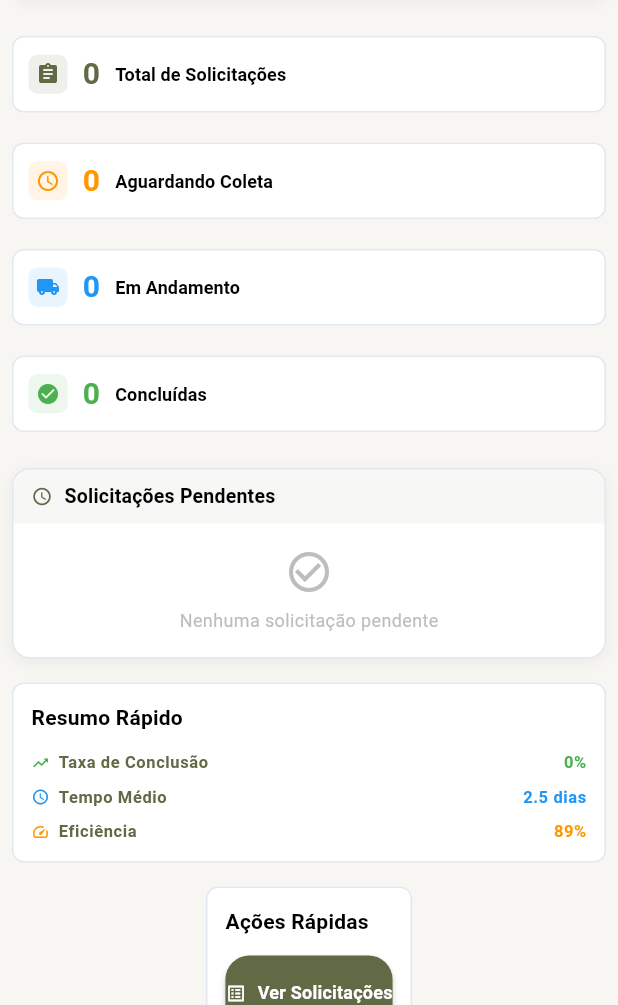
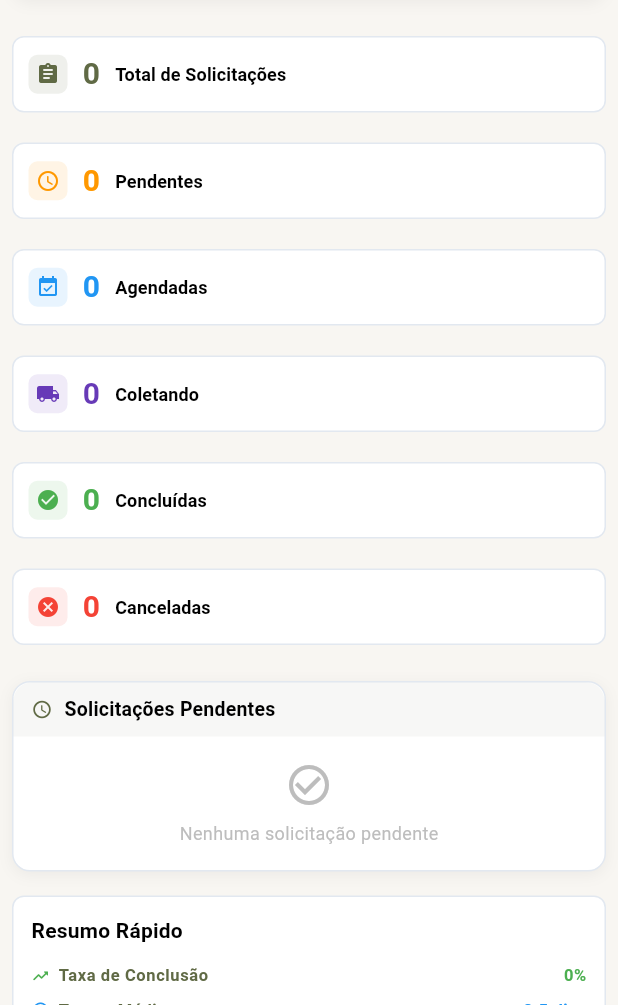
Before and after one commit to brunmdesv/rucopi, a Flutter app: the DashboardHomePage screen opened by its route, on a phone screen of 412 x 824 dp, the part 231-1236 px from its top. Run offline on Flutter 3.47's test engine with Material 3 defaults, Android fonts, the phone set to English and light mode, and no system bars; our stand-ins replace flutter_dotenv, go_router, image_picker, photo_view, shared_preferences, supabase_flutter; accounts and stored records are empty; network calls fail.

Commit message:
✨ Padronização dos status de solicitação em todo o código, incluindo as páginas `dashboard_home_page.dart`, `solicitacoes_page.dart`, `detalhes_solicitacao_dialog.dart`, e `detalhes_solicitacao_page.dart`. Alterações nos nomes e ícones dos status para melhorar a consistência e a legibilidade, além de ajustes no layout e na apresentação das informações, aprimorando a usabilidade do aplicativo.

```diff
--- a/dashboard/rucopi_dashboard/lib/pages/dashboard_home_page.dart
+++ b/dashboard/rucopi_dashboard/lib/pages/dashboard_home_page.dart
@@ -418,11 +418,17 @@ class _DashboardContentState extends State<_DashboardContent> {
         final pendentes = solicitacoes
             .where((s) => s['status'] == 'pendente')
             .length;
-        final andamento = solicitacoes
-            .where((s) => s['status'] == 'em andamento')
+        final agendadas = solicitacoes
+            .where((s) => s['status'] == 'agendada')
+            .length;
+        final coletando = solicitacoes
+            .where((s) => s['status'] == 'coletando')
             .length;
         final concluidas = solicitacoes
-            .where((s) => s['status'] == 'concluida')
+            .where((s) => s['status'] == 'concluido')
+            .length;
+        final canceladas = solicitacoes
+            .where((s) => s['status'] == 'cancelado')
             .length;
         final solicitacoesRecentes = solicitacoes.take(8).toList();
         // Responsividade: padding menor em telas pequenas
@@ -449,8 +455,10 @@ class _DashboardContentState extends State<_DashboardContent> {
                   width,
                   total,
                   pendentes,
-                  andamento,
+                  agendadas,
+                  coletando,
                   concluidas,
+                  canceladas,
                 ),
                 const SizedBox(height: 24),
                 _buildMainContentResponsive(
@@ -475,10 +483,12 @@ class _DashboardContentState extends State<_DashboardContent> {
     double width,
     int total,
     int pendentes,
-    int andamento,
+    int agendadas,
+    int coletando,
     int concluidas,
+    int canceladas,
   ) {
-    int crossAxisCount = 4;
+    int crossAxisCount = 5;
     if (width < 1100) crossAxisCount = 2;
     if (width < 700) crossAxisCount = 1;
     return LayoutBuilder(
@@ -508,7 +518,7 @@ class _DashboardContentState extends State<_DashboardContent> {
             SizedBox(
               width: cardWidth,
               child: _buildStatCard(
-                title: 'Aguardando Coleta',
+                title: 'Pendentes',
                 value: pendentes,
                 icon: Icons.access_time_rounded,
                 color: const Color(0xFFFF9800),
@@ -520,10 +530,22 @@ class _DashboardContentState extends State<_DashboardContent> {
             SizedBox(
               width: cardWidth,
               child: _buildStatCard(
-                title: 'Em Andamento',
-                value: andamento,
-                icon: Icons.local_shipping_rounded,
+                title: 'Agendadas',
+                value: agendadas,
+                icon: Icons.event_available,
                 color: const Color(0xFF2196F3),
+                theme: theme,
+                isDark: isDark,
+                width: width,
+              ),
+            ),
+            SizedBox(
+              width: cardWidth,
+              child: _buildStatCard(
+                title: 'Coletando',
+                value: coletando,
+                icon: Icons.local_shipping,
+                color: const Color(0xFF673AB7),
                 theme: theme,
                 isDark: isDark,
                 width: width,
@@ -534,8 +556,20 @@ class _DashboardContentState extends State<_DashboardContent> {
               child: _buildStatCard(
                 title: 'Concluídas',
                 value: concluidas,
-                icon: Icons.check_circle_rounded,
+                icon: Icons.check_circle,
                 color: const Color(0xFF4CAF50),
+                theme: theme,
+                isDark: isDark,
+                width: width,
+              ),
+            ),
+            SizedBox(
+              width: cardWidth,
+              child: _buildStatCard(
+                title: 'Canceladas',
+                value: canceladas,
+                icon: Icons.cancel,
+                color: const Color(0xFFF44336),
                 theme: theme,
                 isDark: isDark,
                 width: width,
@@ -1098,72 +1132,6 @@ class _DashboardContentState extends State<_DashboardContent> {
     );
   }
 
-  Widget _buildQuickActions(ThemeData theme, bool isDark, double width) {
-    return Container(
-      padding: EdgeInsets.all(width < 600 ? 12 : 20),
-      decoration: BoxDecoration(
-        color: isDark ? const Color(0xFF1A1A1A) : Colors.white,
-        borderRadius: BorderRadius.circular(width < 600 ? 8 : 12),
-        border: Border.all(
-          color: isDark ? const Color(0xFF2A2A2A) : const Color(0xFFE2E8F0),
-          width: 1,
-        ),
-      ),
-      child: Column(
-        crossAxisAlignment: CrossAxisAlignment.start,
-        children: [
-          Text(
-            'Ações Rápidas',
-            style: theme.textTheme.titleMedium?.copyWith(
-              fontWeight: FontWeight.bold,
-              fontSize: width < 600 ? 14 : null,
-            ),
-          ),
-          const SizedBox(height: 12),
-          ElevatedButton.icon(
-            onPressed: () {},
-            icon: Icon(Icons.list_alt_rounded, size: width < 600 ? 14 : 18),
-            label: Text(
-              'Ver Solicitações',
-              style: TextStyle(fontSize: width < 600 ? 12 : null),
-            ),
-            style: ElevatedButton.styleFrom(
-              padding: const EdgeInsets.symmetric(vertical: 16),
-              backgroundColor: theme.colorScheme.primary,
-              foregroundColor: Colors.white,
-              textStyle: theme.textTheme.titleMedium?.copyWith(
-                fontWeight: FontWeight.bold,
-              ),
-              shape: RoundedRectangleBorder(
-                borderRadius: BorderRadius.circular(AppRadius.button),
-              ),
-            ),
-          ),
-          const SizedBox(height: 8),
-          ElevatedButton.icon(
-            onPressed: () {},
-            icon: Icon(Icons.refresh_rounded, size: width < 600 ? 14 : 18),
-            label: Text(
-              'Atualizar Dados',
-              style: TextStyle(fontSize: width < 600 ? 12 : null),
-            ),
-            style: ElevatedButton.styleFrom(
-              padding: const EdgeInsets.symmetric(vertical: 16),
-              backgroundColor: theme.colorScheme.primary,
-              foregroundColor: Colors.white,
-              textStyle: theme.textTheme.titleMedium?.copyWith(
-                fontWeight: FontWeight.bold,
-              ),
-              shape: RoundedRectangleBorder(
-                borderRadius: BorderRadius.circular(AppRadius.button),
-              ),
-            ),
-          ),
-        ],
-      ),
-    );
-  }
-
   Widget _buildEmptyStateCompact(ThemeData theme) {
     return Center(
       child: Column(
@@ -1189,13 +1157,13 @@ class _DashboardContentState extends State<_DashboardContent> {
 
   Map<String, dynamic> _getStatusConfig(String status) {
     switch (status) {
-      case 'concluida':
+      case 'concluido':
         return {
           'color': const Color(0xFF4CAF50),
           'icon': Icons.check_circle_rounded,
           'text': 'Concluída',
         };
-      case 'em andamento':
+      case 'coletando':
         return {
           'color': const Color(0xFF2196F3),
           'icon': Icons.local_shipping_rounded,
@@ -1237,8 +1205,8 @@ class _DashboardContentState extends State<_DashboardContent> {
             total: total,
             concluidas: concluidas,
           ),
-          const SizedBox(height: 16),
-          _buildQuickActions(theme, isDark, width),
+          // const SizedBox(height: 16),
+          // _buildQuickActions(theme, isDark, width), // Removido
         ],
       );
     } else {
@@ -1267,8 +1235,8 @@ class _DashboardContentState extends State<_DashboardContent> {
                   total: total,
                   concluidas: concluidas,
                 ),
-                const SizedBox(height: 24),
-                _buildQuickActions(theme, isDark, width),
+                // const SizedBox(height: 24),
+                // _buildQuickActions(theme, isDark, width), // Removido
               ],
             ),
           ),
--- a/dashboard/rucopi_dashboard/lib/pages/solicitacoes_page.dart
+++ b/dashboard/rucopi_dashboard/lib/pages/solicitacoes_page.dart
@@ -86,10 +86,14 @@ class _SolicitacoesPageState extends State<SolicitacoesPage> {
     switch (status) {
       case 'pendente':
         return const Color(0xFFFF9800);
-      case 'em andamento':
+      case 'agendada':
         return const Color(0xFF2196F3);
-      case 'concluida':
+      case 'coletando':
+        return const Color(0xFF673AB7);
+      case 'concluido':
         return const Color(0xFF4CAF50);
+      case 'cancelado':
+        return const Color(0xFFF44336);
       default:
         return Colors.grey;
     }
@@ -99,10 +103,14 @@ class _SolicitacoesPageState extends State<SolicitacoesPage> {
     switch (status) {
       case 'pendente':
         return Icons.schedule;
-      case 'em andamento':
+      case 'agendada':
+        return Icons.event_available;
+      case 'coletando':
         return Icons.local_shipping;
-      case 'concluida':
+      case 'concluido':
         return Icons.check_circle;
+      case 'cancelado':
+        return Icons.cancel;
       default:
         return Icons.help_outline;
     }
@@ -111,11 +119,15 @@ class _SolicitacoesPageState extends State<SolicitacoesPage> {
   String _getStatusText(String? status) {
     switch (status) {
       case 'pendente':
-        return 'Aguardando';
-      case 'em andamento':
-        return 'Em Andamento';
-      case 'concluida':
-        return 'Concluída';
+        return 'Pendente';
+      case 'agendada':
+        return 'Agendada';
+      case 'coletando':
+        return 'Coletando';
+      case 'concluido':
+        return 'Concluído';
+      case 'cancelado':
+        return 'Cancelado';
       default:
         return 'Indefinido';
     }
@@ -321,7 +333,7 @@ class _SolicitacoesPageState extends State<SolicitacoesPage> {
                 const SizedBox(height: 8),
                 _buildFilterOption(
                   theme: theme,
-                  label: 'Aguardando',
+                  label: 'Pendentes',
                   value: 'pendente',
                   isSelected: filtroStatus == 'pendente',
                   icon: Icons.schedule_rounded,
@@ -335,13 +347,27 @@ class _SolicitacoesPageState extends State<SolicitacoesPage> {
                 const SizedBox(height: 8),
                 _buildFilterOption(
                   theme: theme,
-                  label: 'Em Andamento',
-                  value: 'em andamento',
-                  isSelected: filtroStatus == 'em andamento',
-                  icon: Icons.local_shipping_rounded,
+                  label: 'Agendadas',
+                  value: 'agendada',
+                  isSelected: filtroStatus == 'agendada',
+                  icon: Icons.event_available,
                   onTap: () {
                     setState(() {
-                      filtroStatus = 'em andamento';
+                      filtroStatus = 'agendada';
+                    });
+                    Navigator.pop(context);
+                  },
+                ),
+                const SizedBox(height: 8),
+                _buildFilterOption(
+                  theme: theme,
+                  label: 'Coletando',
+                  value: 'coletando',
+                  isSelected: filtroStatus == 'coletando',
+                  icon: Icons.local_shipping,
+                  onTap: () {
+                    setState(() {
+                      filtroStatus = 'coletando';
                     });
                     Navigator.pop(context);
                   },
@@ -350,12 +376,26 @@ class _SolicitacoesPageState extends State<SolicitacoesPage> {
                 _buildFilterOption(
                   theme: theme,
                   label: 'Concluídas',
-                  value: 'concluida',
-                  isSelected: filtroStatus == 'concluida',
-                  icon: Icons.check_circle_rounded,
+                  value: 'concluido',
+                  isSelected: filtroStatus == 'concluido',
+                  icon: Icons.check_circle,
                   onTap: () {
                     setState(() {
-                      filtroStatus = 'concluida';
+                      filtroStatus = 'concluido';
+                    });
+                    Navigator.pop(context);
+                  },
+                ),
+                const SizedBox(height: 8),
+                _buildFilterOption(
+                  theme: theme,
+                  label: 'Canceladas',
+                  value: 'cancelado',
+                  isSelected: filtroStatus == 'cancelado',
+                  icon: Icons.cancel,
+                  onTap: () {
+                    setState(() {
+                      filtroStatus = 'cancelado';
                     });
                     Navigator.pop(context);
                   },
@@ -881,7 +921,7 @@ class _SolicitacoesPageState extends State<SolicitacoesPage> {
                           const SizedBox(height: 6),
                           _buildFilterOption(
                             theme: theme,
-                            label: 'Aguardando',
+                            label: 'Pendentes',
                             value: 'pendente',
                             isSelected: filtroStatus == 'pendente',
                             icon: Icons.schedule_rounded,
@@ -895,13 +935,27 @@ class _SolicitacoesPageState extends State<SolicitacoesPage> {
                           const SizedBox(height: 6),
                           _buildFilterOption(
                             theme: theme,
-                            label: 'Em Andamento',
-                            value: 'em andamento',
-                            isSelected: filtroStatus == 'em andamento',
-                            icon: Icons.local_shipping_rounded,
+                            label: 'Agendadas',
+                            value: 'agendada',
+                            isSelected: filtroStatus == 'agendada',
+                            icon: Icons.event_available,
                             onTap: () {
                               setState(() {
-                                filtroStatus = 'em andamento';
+                                filtroStatus = 'agendada';
+                              });
+                              Navigator.pop(context);
+                            },
+                          ),
+                          const SizedBox(height: 6),
+                          _buildFilterOption(
+                            theme: theme,
+                            label: 'Coletando',
+                            value: 'coletando',
+                            isSelected: filtroStatus == 'coletando',
+                            icon: Icons.local_shipping,
+                            onTap: () {
+                              setState(() {
+                                filtroStatus = 'coletando';
                               });
                               Navigator.pop(context);
                             },
@@ -910,12 +964,26 @@ class _SolicitacoesPageState extends State<SolicitacoesPage> {
                           _buildFilterOption(
                             theme: theme,
                             label: 'Concluídas',
-                            value: 'concluida',
-                            isSelected: filtroStatus == 'concluida',
-                            icon: Icons.check_circle_rounded,
+                            value: 'concluido',
+                            isSelected: filtroStatus == 'concluido',
+                            icon: Icons.check_circle,
                             onTap: () {
                               setState(() {
-                                filtroStatus = 'concluida';
+                                filtroStatus = 'concluido';
+                              });
+                              Navigator.pop(context);
+                            },
+                          ),
+                          const SizedBox(height: 6),
+                          _buildFilterOption(
+                            theme: theme,
+                            label: 'Canceladas',
+                            value: 'cancelado',
+                            isSelected: filtroStatus == 'cancelado',
+                            icon: Icons.cancel,
+                            onTap: () {
+                              setState(() {
+                                filtroStatus = 'cancelado';
                               });
                               Navigator.pop(context);
                             },
--- a/mobile/rucopi_mobile/lib/pages/detalhes_solicitacao_page.dart
+++ b/mobile/rucopi_mobile/lib/pages/detalhes_solicitacao_page.dart
@@ -43,8 +43,10 @@ class DetalhesSolicitacaoPage extends StatelessWidget {
     switch (status.toLowerCase()) {
       case 'pendente':
         return 'Pendente';
-      case 'em_andamento':
-        return 'Em Andamento';
+      case 'agendada':
+        return 'Agendada';
+      case 'coletando':
+        return 'Coletando';
       case 'concluido':
         return 'Concluído';
       case 'cancelado':
--- a/mobile/rucopi_mobile/lib/pages/historico_solicitacoes_page.dart
+++ b/mobile/rucopi_mobile/lib/pages/historico_solicitacoes_page.dart
@@ -88,8 +88,10 @@ class _HistoricoSolicitacoesPageState extends State<HistoricoSolicitacoesPage> {
     switch (status.toLowerCase()) {
       case 'pendente':
         return 'Pendente';
-      case 'em_andamento':
-        return 'Em Andamento';
+      case 'agendada':
+        return 'Agendada';
+      case 'coletando':
+        return 'Coletando';
       case 'concluido':
         return 'Concluído';
       case 'cancelado':
```
Also changed, not shown: dashboard/rucopi_dashboard/lib/pages/detalhes_solicitacao_dialog.dart (+158 -90 lines), 1 other file.
